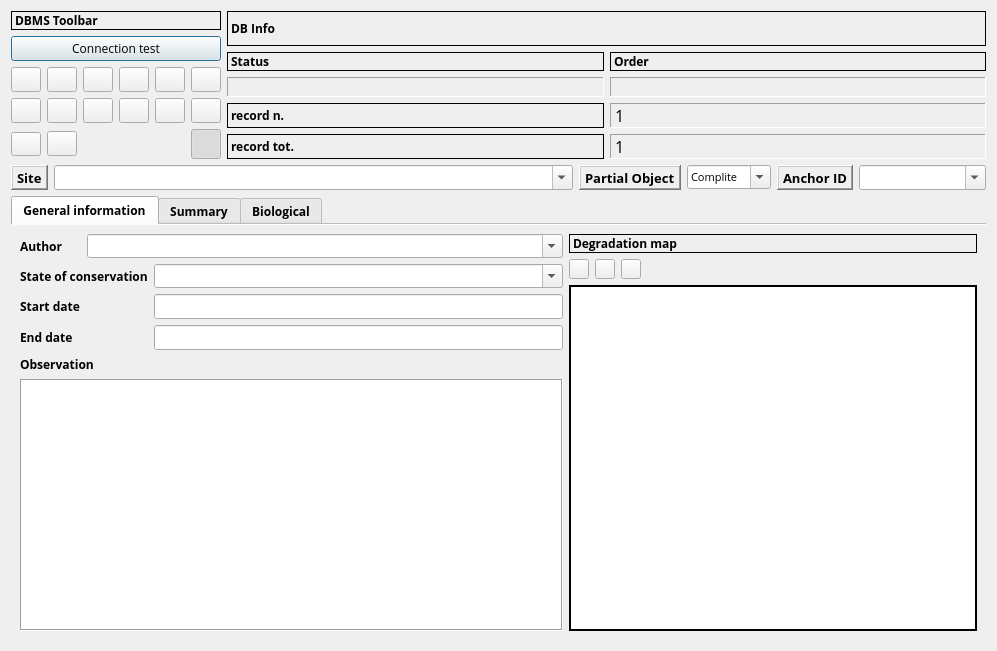
The window that gui/ui/hff_system__ANCHORCON_ui.ui (enzococca/HFF) describes before a commit, drawn with Qt 5.
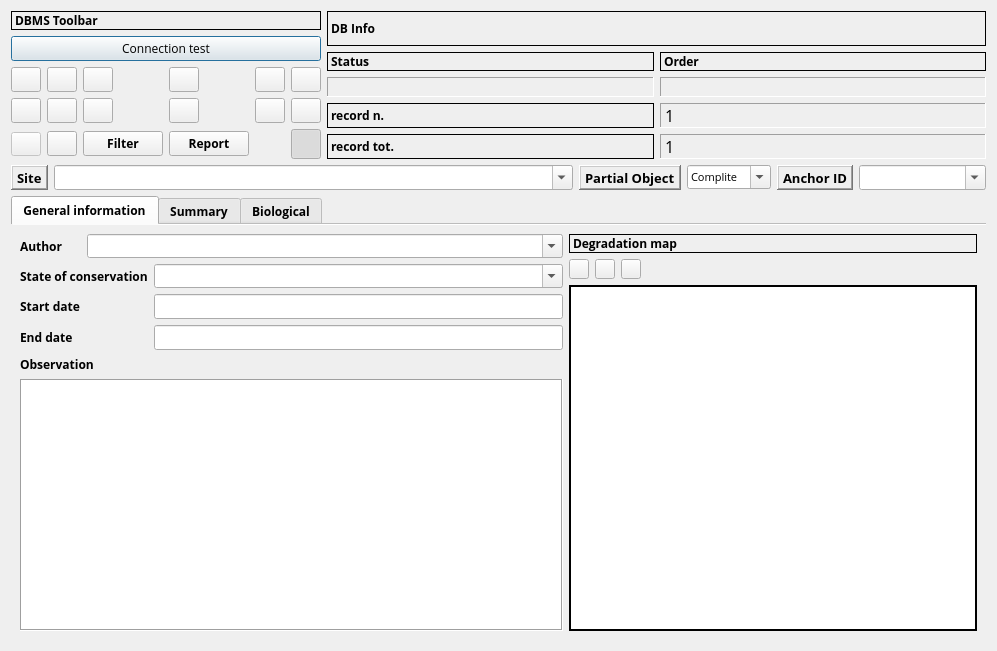
The same window after the commit. Icons and pictures are not drawn. Custom widgets are drawn as their Qt base class.

Commit message:
Update GUI and add report generation feature
Modified the GUI interface and implemented a new feature to generate and display reports by integrating the application with OpenAI's GPT model. Furthermore, added a filter functionality to the UI to allow users to filter down records. Note that the database interaction for report generation is threaded to avoid blocking the main thread.

```diff
--- a/gui/ui/hff_system__ANCHORCON_ui.ui
+++ b/gui/ui/hff_system__ANCHORCON_ui.ui
@@ -703,6 +703,9 @@
        </item>
        <item row="2" column="2">
         <widget class="QPushButton" name="pushButton_form">
+         <property name="enabled">
+          <bool>false</bool>
+         </property>
          <property name="minimumSize">
           <size>
            <width>30</width>
@@ -800,6 +803,34 @@
          </property>
         </widget>
        </item>
+       <item row="2" column="4">
+        <widget class="QPushButton" name="pushButton_filter_uw">
+         <property name="font">
+          <font>
+           <family>Open Sans</family>
+           <weight>75</weight>
+           <bold>true</bold>
+          </font>
+         </property>
+         <property name="text">
+          <string>Filter</string>
+         </property>
+        </widget>
+       </item>
+       <item row="2" column="5">
+        <widget class="QPushButton" name="pushButton_report_generator">
+         <property name="font">
+          <font>
+           <family>Open Sans</family>
+           <weight>75</weight>
+           <bold>true</bold>
+          </font>
+         </property>
+         <property name="text">
+          <string>Report</string>
+         </property>
+        </widget>
+       </item>
       </layout>
      </item>
     </layout>
```
Left out of the diff: 406 changed lines with no effect on the pictures. The commit also changes 18 other files.
